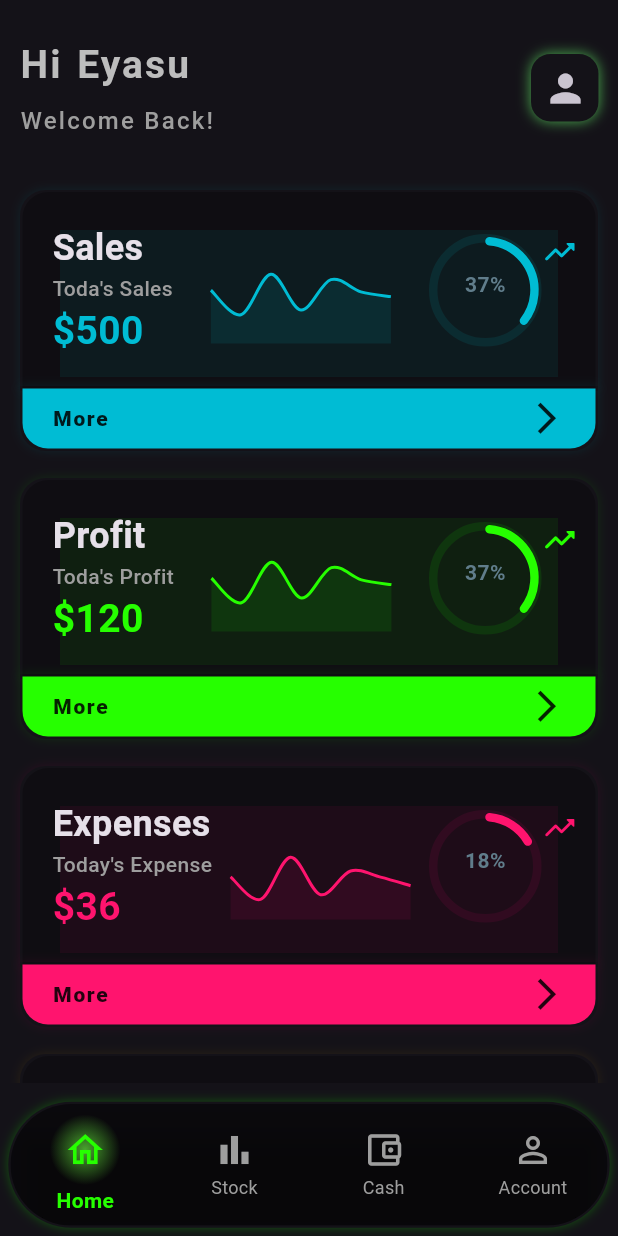
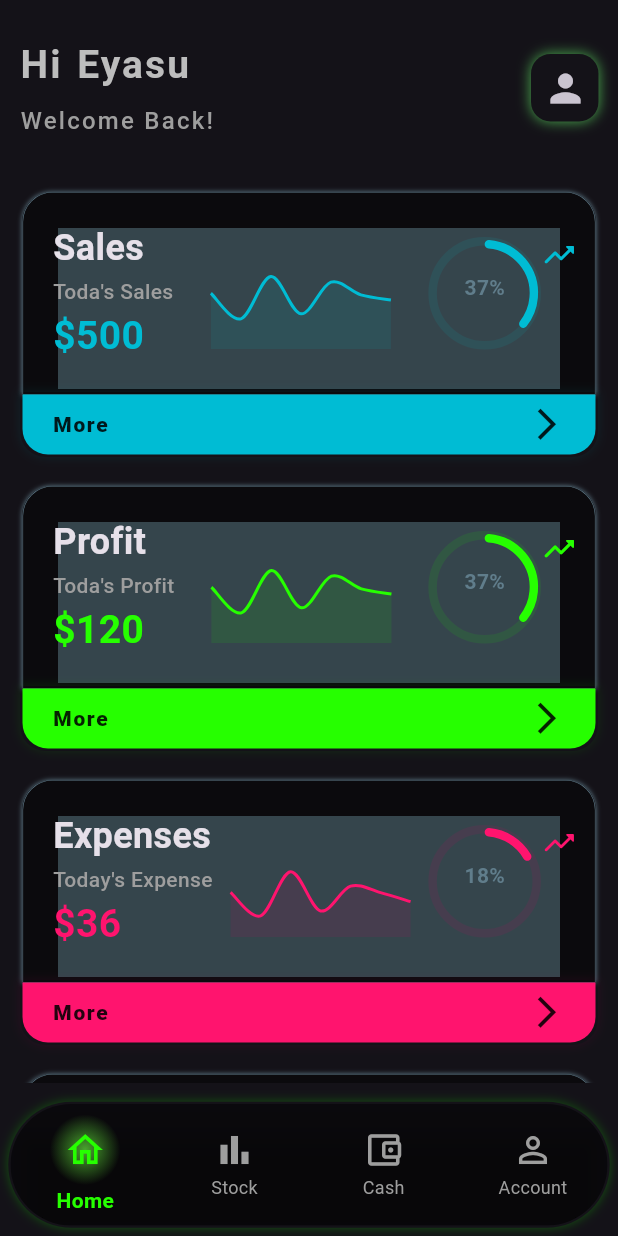
Before and after one commit to IyasuH/mystore, a Flutter app: the screen it shows after launch, on a phone screen of 412 x 824 dp. Run offline on Flutter 3.47's test engine with Material 2 defaults, Android fonts, the phone set to English and light mode, and no system bars; drawn by our look-alikes of syncfusion_flutter_gauges; our stand-ins replace dotted_border, file_picker, fl_chart, flutter_datetime_picker, permission_handler, syncfusion_flutter_charts; missing offline and left inert: avatars, excel, sqfentity, sqfentity_gen.

Commit message:
UI edit on home age containers

```diff
--- a/lib/Widgets/homePageMainContainer.dart
+++ b/lib/Widgets/homePageMainContainer.dart
@@ -32,6 +32,7 @@ class homeMainContainer extends StatefulWidget {
   State<homeMainContainer> createState() => _homeMainContainerState();
 }
 
+// ignore: camel_case_types
 class _homeMainContainerState extends State<homeMainContainer> {
   @override
   Widget build(BuildContext context) {
@@ -40,21 +41,22 @@ class _homeMainContainerState extends State<homeMainContainer> {
 
   Container _buildHomeMainContaier() {
     return Container(
-      height: 131,
+      height: 135,
       decoration: BoxDecoration(
-        color: Colors.black26,
+        color: Colors.black45,
         borderRadius: const BorderRadius.only(
-          topLeft: Radius.circular(17),
-          topRight: Radius.circular(17),
+          topLeft: Radius.circular(20),
+          topRight: Radius.circular(20),
         ),
         // Radius.circular(15),
         // ),
-        boxShadow: [
+        border: Border.all(color: Colors.blueGrey, width: .4),
+        boxShadow: const [
           BoxShadow(
-            color: widget.secondaryColor,
+            color: Colors.blueGrey,
             blurStyle: BlurStyle.outer,
-            blurRadius: 5,
-            spreadRadius: 1.1,
+            blurRadius: 2,
+            // spreadRadius: 1.1,
           ),
         ],
       ),
```
